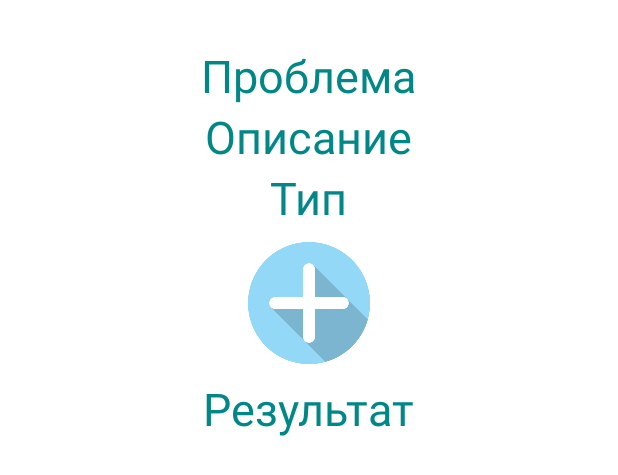
After one commit to AlexanderPerehodyuk/CyberProAndroid, an Android app: the layout row.xml on its own in the app's theme, with its tools: preview values and no code run, on a phone screen of 412 x 824 dp. The commit adds this screen. Shown: the top 475 px of the screen. Run offline under Robolectric (Android 15) with nearby library versions, the phone set to English and light mode, and no system bars; network calls fail.

Commit message:
map-beta-01.10 - получение данных

```diff
--- /dev/null
+++ b/app/src/main/res/drawable/ic_baseline_place_24.xml
@@ -0,0 +1,5 @@
+<vector android:height="64dp" android:tint="#79E5DC"
+    android:viewportHeight="24" android:viewportWidth="24"
+    android:width="64dp" xmlns:android="http://schemas.android.com/apk/res/android">
+    <path android:fillColor="@android:color/white" android:pathData="M12,2C8.13,2 5,5.13 5,9c0,5.25 7,13 7,13s7,-7.75 7,-13c0,-3.87 -3.13,-7 -7,-7zM12,11.5c-1.38,0 -2.5,-1.12 -2.5,-2.5s1.12,-2.5 2.5,-2.5 2.5,1.12 2.5,2.5 -1.12,2.5 -2.5,2.5z"/>
+</vector>
--- /dev/null
+++ b/app/src/main/res/layout/row.xml
@@ -0,0 +1,52 @@
+<?xml version="1.0" encoding="utf-8"?>
+<androidx.appcompat.widget.LinearLayoutCompat xmlns:android="http://schemas.android.com/apk/res/android"
+    xmlns:app="http://schemas.android.com/apk/res-auto"
+    android:layout_width="match_parent"
+    android:layout_height="wrap_content"
+    android:orientation="vertical"
+    android:padding="30dp"
+    android:gravity="center"
+    >
+
+    <TextView
+        android:textColor="@color/teal_700"
+        android:id="@+id/textViewName"
+        android:layout_width="wrap_content"
+        android:layout_height="wrap_content"
+        android:text="Проблема"
+        android:textSize="30dp"/>
+
+
+    <TextView
+        android:textColor="@color/teal_700"
+
+        android:textSize="30dp"
+        android:id="@+id/textViewDescription"
+        android:layout_width="wrap_content"
+        android:layout_height="wrap_content"
+        android:text="Описание" />
+    <TextView
+        android:textColor="@color/teal_700"
+
+        android:textSize="30dp"
+        android:id="@+id/textViewType"
+        android:layout_width="wrap_content"
+        android:layout_height="wrap_content"
+        android:text="Тип" />
+
+    <ImageView
+
+        android:id="@+id/imageViewProblem"
+        android:layout_width="100dp"
+        android:layout_height="100dp"
+        android:background="@drawable/add_problem_icon"
+        />
+    <TextView
+        android:textColor="@color/teal_700"
+
+        android:textSize="30dp"
+        android:id="@+id/textViewResult"
+        android:layout_width="wrap_content"
+        android:layout_height="wrap_content"
+        android:text="Результат" />
+</androidx.appcompat.widget.LinearLayoutCompat>
--- /dev/null
+++ b/app/src/main/res/values-land/dimens.xml
@@ -0,0 +1,3 @@
+<resources>
+        <dimen name="fab_margin">48dp</dimen>
+    </resources>
--- /dev/null
+++ b/app/src/main/res/values-w1240dp/dimens.xml
@@ -0,0 +1,3 @@
+<resources>
+        <dimen name="fab_margin">200dp</dimen>
+    </resources>
--- /dev/null
+++ b/app/src/main/res/values-w600dp/dimens.xml
@@ -0,0 +1,3 @@
+<resources>
+        <dimen name="fab_margin">48dp</dimen>
+    </resources>
--- /dev/null
+++ b/app/src/main/res/values/dimens.xml
@@ -0,0 +1,3 @@
+<resources>
+        <dimen name="fab_margin">16dp</dimen>
+    </resources>
--- a/app/src/main/res/values/themes.xml
+++ b/app/src/main/res/values/themes.xml
@@ -13,4 +13,10 @@
         <item name="android:statusBarColor" tools:targetApi="l">?attr/colorPrimaryVariant</item>
         <!-- Customize your theme here. -->
     </style>
+    <style name="Theme.Trans.NoActionBar">
+        <item name="windowActionBar">false</item>
+        <item name="windowNoTitle">true</item>
+    </style>
+    <style name="Theme.Trans.AppBarOverlay" parent="ThemeOverlay.AppCompat.Dark.ActionBar" />
+    <style name="Theme.Trans.PopupOverlay" parent="ThemeOverlay.AppCompat.Light" />
 </resources>
```
Also changed, not shown: app/build.gradle (+7 -1 lines), app/src/main/AndroidManifest.xml (+19 -11 lines), app/src/main/java/com/example/screens/ListProblemsViewAdapter.java (added, +43 -0 lines), app/src/main/java/com/example/screens/MainScreen.java (+32 -90 lines), app/src/main/java/com/example/screens/MapScreen.java (+101 -54 lines), app/src/main/java/com/example/screens/ProblemsActivity.java (added, +98 -0 lines), app/src/main/res/layout/activity_main.xml (+34 -12 lines), app/src/main/res/layout/activity_problems.xml (added, +26 -0 lines), app/src/main/res/values/strings.xml (+9 -0 lines), app/src/main/res/drawable-v24/problem.png (added).
